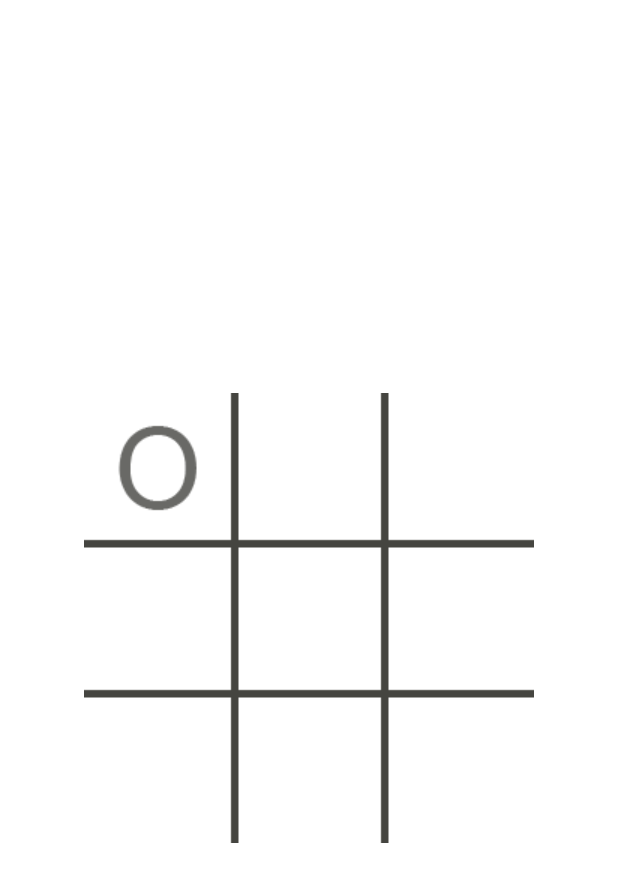
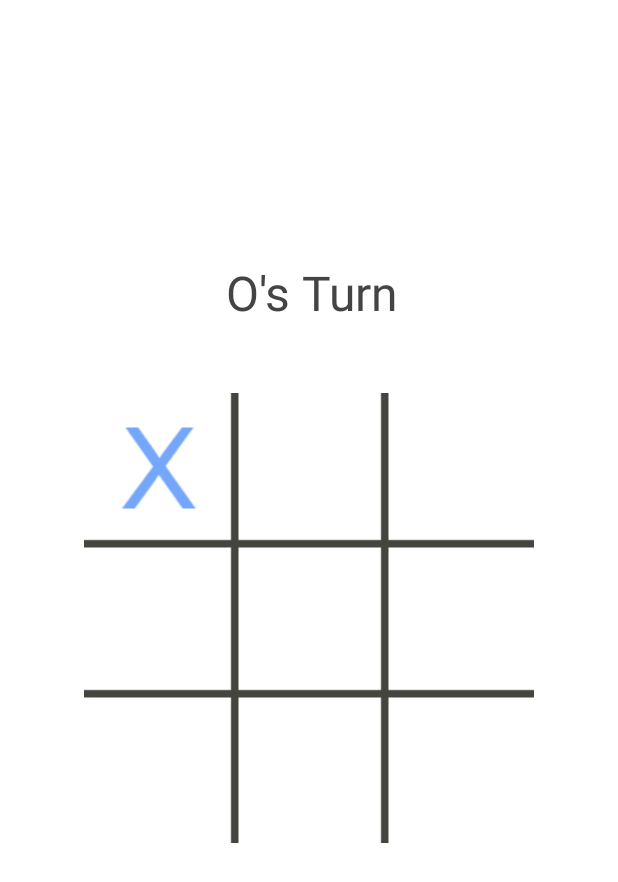
Before and after one commit to FesterTY/Tic-Tac-Toe-With-Friends, an Android app: the screen it shows after launch (MainActivity), after a tap on "Box", on a phone screen of 412 x 824 dp. Shown: the top 882 px of the screen. Run offline under Robolectric (Android 15) with nearby library versions, the phone set to English and light mode, and no system bars.

Commit message:
Now displays whose turn it is

```diff
--- a/app/src/main/java/com/example/tic_tac_toe/GameManager.kt
+++ b/app/src/main/java/com/example/tic_tac_toe/GameManager.kt
@@ -2,7 +2,9 @@ package com.example.tic_tac_toe
 
 import android.app.Activity
 import android.content.Context
+import android.graphics.Color
 import android.widget.ImageButton
+import android.widget.TextView
 import android.widget.Toast
 import java.lang.Math.sqrt
 
@@ -10,10 +12,22 @@ class GameManager(_context: Context, _activity: Activity) {
 
     private val context = _context
     private val activity = _activity
-    var currentPlayer = 0
+    var currentPlayer = 1
 
     fun switchTurn() {
         currentPlayer = 1 - currentPlayer
+        val turnText = activity.findViewById<TextView>(R.id.turn_text)
+
+        when (currentPlayer) {
+            0 -> {
+                turnText.setText(R.string.o_turn)
+                turnText.setTextColor(Color.DKGRAY)
+            }
+            1 -> {
+                turnText.setText(R.string.x_turn)
+                turnText.setTextColor(Color.parseColor("#00abff"))
+            }
+        }
     }
 
     fun checkGameOver(buttons: MutableList<ImageButton>): Boolean {
--- a/app/src/main/res/layout/activity_main.xml
+++ b/app/src/main/res/layout/activity_main.xml
@@ -7,6 +7,21 @@
         android:layout_height="match_parent"
         tools:context=".MainActivity"
         android:background="#fff">
+
+    <TextView
+            android:text="@string/x_turn"
+            android:layout_width="wrap_content"
+            android:layout_height="wrap_content"
+            android:id="@+id/turn_text"
+            android:textSize="32sp"
+            android:textColor="@color/lightBlue"
+            android:textAlignment="center"
+            app:layout_constraintEnd_toEndOf="parent"
+            android:layout_marginEnd="132dp" android:layout_marginRight="132dp" android:layout_marginBottom="28dp"
+            app:layout_constraintBottom_toTopOf="@+id/imageView" android:layout_marginTop="8dp"
+            app:layout_constraintTop_toTopOf="parent" app:layout_constraintVertical_bias="0.905"
+            android:layout_marginStart="8dp" app:layout_constraintStart_toStartOf="parent"
+            android:layout_marginLeft="8dp" app:layout_constraintHorizontal_bias="0.902"/>
 
     <GridLayout android:layout_width="300dp" android:layout_height="300dp" android:id="@+id/gridLayout"
                 app:layout_constraintTop_toTopOf="parent"
--- a/app/src/main/res/values/colors.xml
+++ b/app/src/main/res/values/colors.xml
@@ -3,4 +3,5 @@
     <color name="colorPrimary">#008577</color>
     <color name="colorPrimaryDark">#00574B</color>
     <color name="colorAccent">#D81B60</color>
+    <color name="lightBlue">#00abff</color>
 </resources>
--- a/app/src/main/res/values/strings.xml
+++ b/app/src/main/res/values/strings.xml
@@ -2,4 +2,6 @@
     <string name="app_name">tic-tac-toe</string>
     <string name="box">Box</string>
     <string name="board">Board</string>
+    <string name="x_turn">X\'s Turn</string>
+    <string name="o_turn">O\'s Turn</string>
 </resources>
```
